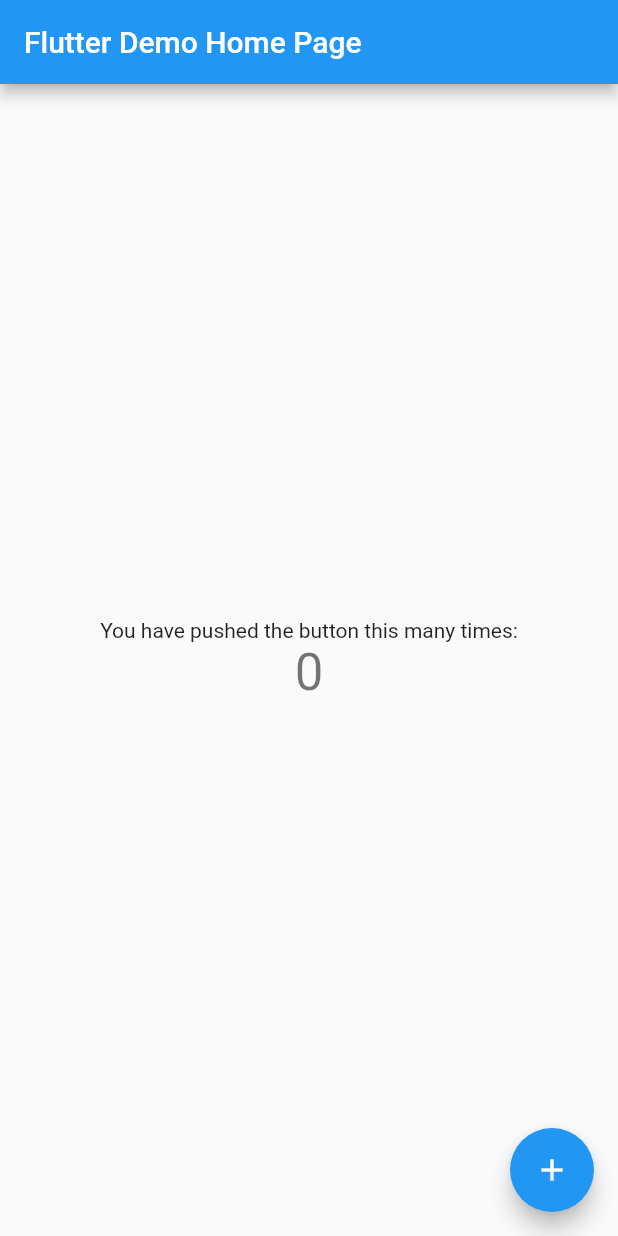
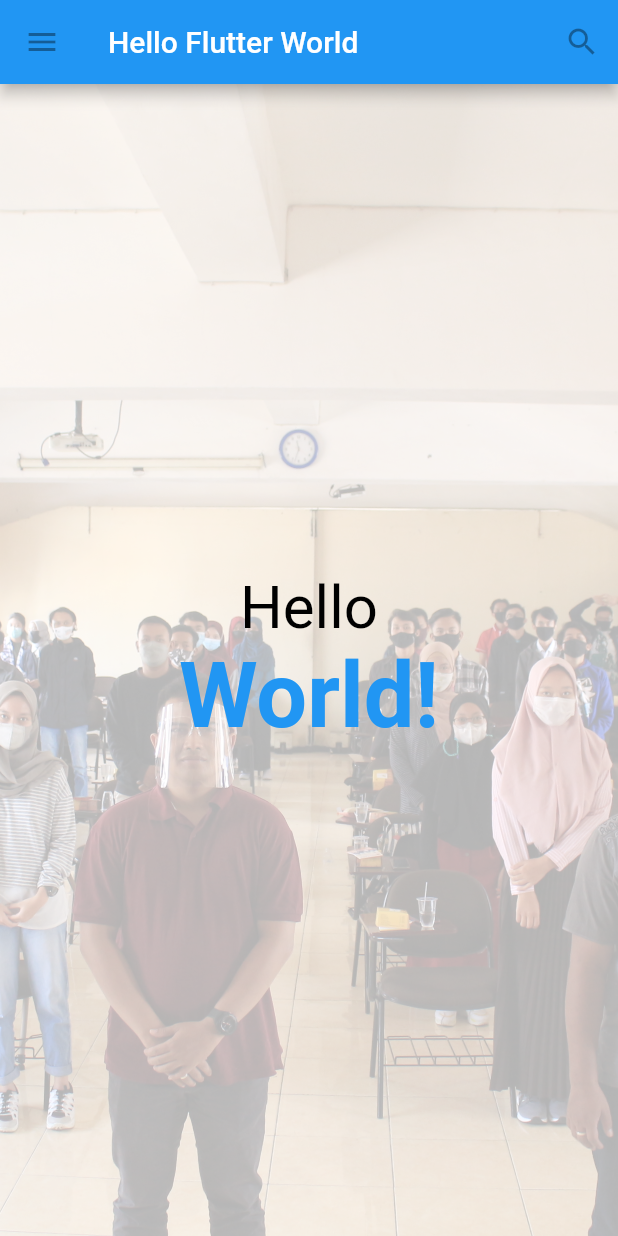
Before and after one commit to rezaoktaviansandyxx/belajar_flutter, a Flutter app: the screen it shows after launch, on a phone screen of 412 x 824 dp. Run offline on Flutter 3.47's test engine with Material 2 defaults, Android fonts, the phone set to English and light mode, and no system bars.

Commit message:
Update Hellowidget, HelloHomePage

```diff
--- /dev/null
+++ b/lib/hellohomepage.dart
@@ -0,0 +1,41 @@
+import 'package:belajar_flutter/hellowidget.dart';
+import 'package:flutter/material.dart';
+
+class HelloHomePage extends StatelessWidget {
+  const HelloHomePage({Key? key}) : super(key: key);
+
+  @override
+  Widget build(BuildContext context) {
+    return Scaffold(
+      appBar: AppBar(
+        leading: const IconButton(
+          onPressed: null,
+          icon: Icon(Icons.menu),
+          tooltip: 'Navigation',
+        ),
+        title: const Text('Hello Flutter World'),
+        actions: const [
+          IconButton(
+            onPressed: null,
+            icon: Icon(Icons.search),
+            tooltip: 'Search',
+          ),
+        ],
+      ),
+      // body: const Align(
+      //   alignment: Alignment.center,
+      //   child: HelloWidget(),
+      body: Stack(
+        children: [
+          Image.asset(
+            'assets/IMG_1415.JPG',
+            fit: BoxFit.cover,
+            height: double.infinity,
+            width: double.infinity,
+          ),
+          const HelloWidget(),
+        ],
+      ),
+    );
+  }
+}
--- /dev/null
+++ b/lib/hellowidget.dart
@@ -0,0 +1,31 @@
+import 'package:flutter/material.dart';
+
+class HelloWidget extends StatelessWidget {
+  const HelloWidget({Key? key}) : super(key: key);
+
+  @override
+  Widget build(BuildContext context) {
+    return Container(
+      color: Colors.white70,
+      constraints: const BoxConstraints.expand(),
+      child: Column(
+        mainAxisAlignment: MainAxisAlignment.center,
+        children: const [
+          Text(
+            'Hello',
+            style: TextStyle(color: Colors.black, fontSize: 40.0),
+            textDirection: TextDirection.ltr,
+          ),
+          Text(
+            'World!',
+            style: TextStyle(
+                color: Colors.blue,
+                fontWeight: FontWeight.bold,
+                fontSize: 60.0),
+            textDirection: TextDirection.ltr,
+          ),
+        ],
+      ),
+    );
+  }
+}
--- a/lib/main.dart
+++ b/lib/main.dart
@@ -1,115 +1,30 @@
+import 'package:belajar_flutter/hellohomepage.dart';
 import 'package:flutter/material.dart';
 
 void main() {
-  runApp(const MyApp());
+  runApp(
+    const MaterialApp(
+      title: 'Hello Flutter World',
+      home: HelloHomePage(),
+    ),
+  );
+  Container(
+    color: Colors.white,
+    child: Column(
+      children: [
+        Text(
+          'Hello',
+          style: TextStyle(color: Colors.black, fontSize: 40.0),
+          textDirection: TextDirection.ltr,
+        ),
+        Text(
+          'World!',
+          style: TextStyle(
+              color: Colors.blue, fontWeight: FontWeight.bold, fontSize: 60.0),
+          textDirection: TextDirection.ltr,
+        ),
+      ],
+      mainAxisAlignment: MainAxisAlignment.center,
+    ),
+  );
 }
-
-class MyApp extends StatelessWidget {
-  const MyApp({Key? key}) : super(key: key);
-
-  // This widget is the root of your application.
-  @override
-  Widget build(BuildContext context) {
-    return MaterialApp(
-      title: 'Flutter Demo',
-      theme: ThemeData(
-        // This is the theme of your application.
-        //
-        // Try running your application with "flutter run". You'll see the
-        // application has a blue toolbar. Then, without quitting the app, try
-        // changing the primarySwatch below to Colors.green and then invoke
-        // "hot reload" (press "r" in the console where you ran "flutter run",
-        // or simply save your changes to "hot reload" in a Flutter IDE).
-        // Notice that the counter didn't reset back to zero; the application
-        // is not restarted.
-        primarySwatch: Colors.blue,
-      ),
-      home: const MyHomePage(title: 'Flutter Demo Home Page'),
-    );
-  }
-}
-
-class MyHomePage extends StatefulWidget {
-  const MyHomePage({Key? key, required this.title}) : super(key: key);
-
-  // This widget is the home page of your application. It is stateful, meaning
-  // that it has a State object (defined below) that contains fields that affect
-  // how it looks.
-
-  // This class is the configuration for the state. It holds the values (in this
-  // case the title) provided by the parent (in this case the App widget) and
-  // used by the build method of the State. Fields in a Widget subclass are
-  // always marked "final".
-
-  final String title;
-
-  @override
-  State<MyHomePage> createState() => _MyHomePageState();
-}
-
-class _MyHomePageState extends State<MyHomePage> {
-  int _counter = 0;
-
-  void _incrementCounter() {
-    setState(() {
-      // This call to setState tells the Flutter framework that something has
-      // changed in this State, which causes it to rerun the build method below
-      // so that the display can reflect the updated values. If we changed
-      // _counter without calling setState(), then the build method would not be
-      // called again, and so nothing would appear to happen.
-      _counter++;
-    });
-  }
-
-  @override
-  Widget build(BuildContext context) {
-    // This method is rerun every time setState is called, for instance as done
-    // by the _incrementCounter method above.
-    //
-    // The Flutter framework has been optimized to make rerunning build methods
-    // fast, so that you can just rebuild anything that needs updating rather
-    // than having to individually change instances of widgets.
-    return Scaffold(
-      appBar: AppBar(
-        // Here we take the value from the MyHomePage object that was created by
-        // the App.build method, and use it to set our appbar title.
-        title: Text(widget.title),
-      ),
-      body: Center(
-        // Center is a layout widget. It takes a single child and positions it
-        // in the middle of the parent.
-        child: Column(
-          // Column is also a layout widget. It takes a list of children and
-          // arranges them vertically. By default, it sizes itself to fit its
-          // children horizontally, and tries to be as tall as its parent.
-          //
-          // Invoke "debug painting" (press "p" in the console, choose the
-          // "Toggle Debug Paint" action from the Flutter Inspector in Android
-          // Studio, or the "Toggle Debug Paint" command in Visual Studio Code)
-          // to see the wireframe for each widget.
-          //
-          // Column has various properties to control how it sizes itself and
-          // how it positions its children. Here we use mainAxisAlignment to
-          // center the children vertically; the main axis here is the vertical
-          // axis because Columns are vertical (the cross axis would be
-          // horizontal).
-          mainAxisAlignment: MainAxisAlignment.center,
-          children: <Widget>[
-            const Text(
-              'You have pushed the button this many times:',
-            ),
-            Text(
-              '$_counter',
-              style: Theme.of(context).textTheme.headline4,
-            ),
-          ],
-        ),
-      ),
-      floatingActionButton: FloatingActionButton(
-        onPressed: _incrementCounter,
-        tooltip: 'Increment',
-        child: const Icon(Icons.add),
-      ), // This trailing comma makes auto-formatting nicer for build methods.
-    );
-  }
-}
--- a/pubspec.yaml
+++ b/pubspec.yaml
@@ -58,7 +58,8 @@ flutter:
   uses-material-design: true
 
   # To add assets to your application, add an assets section, like this:
-  # assets:
+  assets:
+      - assets/
   #   - images/a_dot_burr.jpeg
   #   - images/a_dot_ham.jpeg
 
```
Also changed, not shown: assets/IMG_1415.JPG (added), 1 other file.
